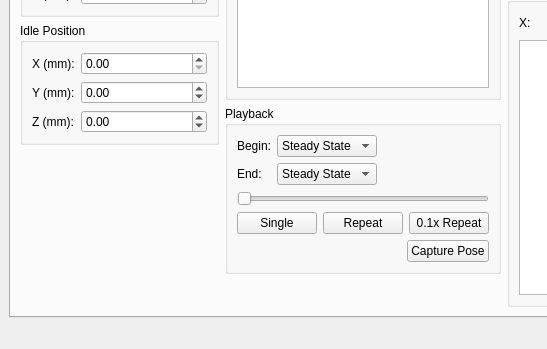
Qt form mtool_main_window.ui (mjbots/mjmech) before a commit; both pictures show x 0 to 547 and y 392 to 741 of the 980 by 741 pixel window.
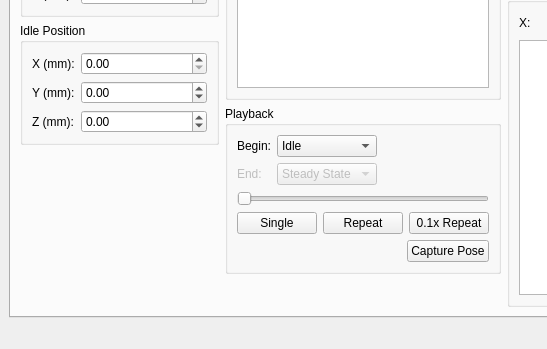
The same form after that commit. The open tabs and pages were chosen to show the change.

Commit message: mtool: Begin hooking up connections to make the gait tab render the gait geometry.  For now, all it actually does is render a line on the gait graph showing the current phase, and it only allows changing that in response to moving the slider.

What changed in the file:
```diff
--- a/mtool_main_window.ui
+++ b/mtool_main_window.ui
@@ -1268,7 +1268,7 @@
                </property>
                <item>
                 <property name="text">
-                 <string>Steady State</string>
+                 <string>Idle</string>
                 </property>
                </item>
                <item>
@@ -1279,14 +1279,20 @@
               </widget>
              </item>
              <item row="1" column="0">
-              <widget class="QLabel" name="label_17">
+              <widget class="QLabel" name="playbackEndLabel">
+               <property name="enabled">
+                <bool>false</bool>
+               </property>
                <property name="text">
                 <string>End:</string>
                </property>
               </widget>
              </item>
              <item row="1" column="1">
-              <widget class="QComboBox" name="comboBox_3">
+              <widget class="QComboBox" name="playbackEndCombo">
+               <property name="enabled">
+                <bool>false</bool>
+               </property>
                <property name="maximumSize">
                 <size>
                  <width>100</width>
```
Left out of the diff: 19 changed lines with no effect on the pictures. The commit also changes 3 other files.
